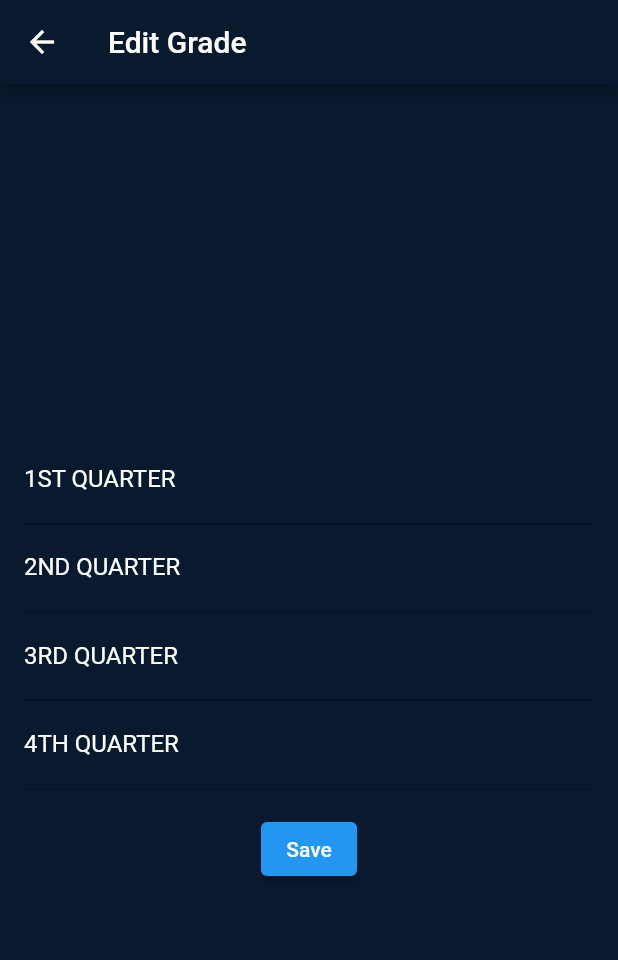
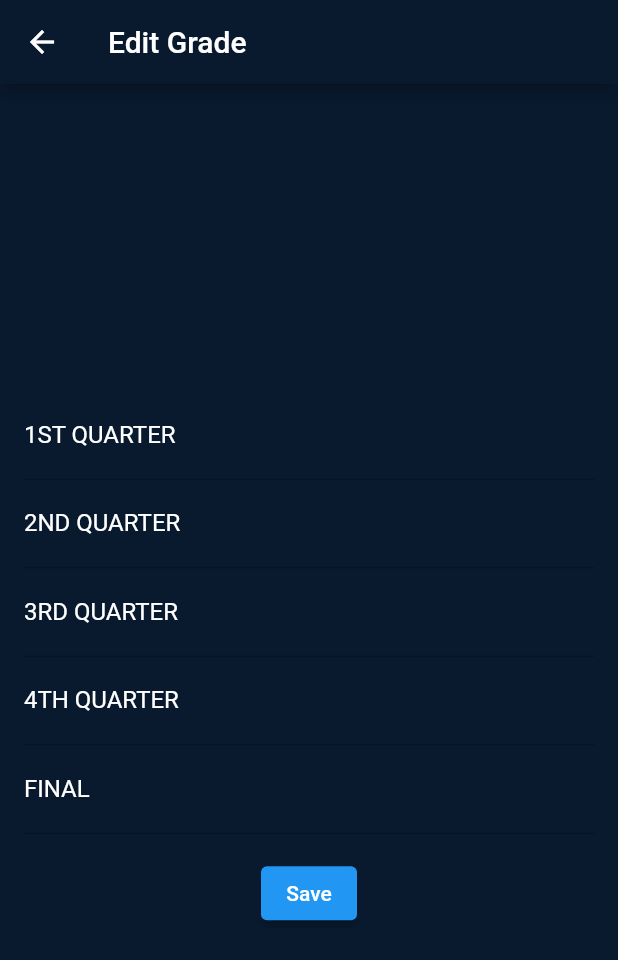
Before and after one commit to christiannjhay-stu/sia2-teacher, a Flutter app: the EditTeacherPage screen opened directly with empty values, after a tap on "Save", on a phone screen of 412 x 824 dp. Shown: the top 960 px of the screen. Run offline on Flutter 3.47's test engine with Material 2 defaults, Android fonts, the phone set to English and light mode, and no system bars; our stand-ins replace cloud_firestore, firebase_auth, firebase_core, flutter_svg, fluttertoast; missing offline and left inert: dart:html; accounts and stored records are empty.

Commit message:
added final grade

```diff
--- a/lib/ViewEditGrades.dart
+++ b/lib/ViewEditGrades.dart
@@ -1,4 +1,6 @@
 
+
+import 'dart:ui';
 
 import 'package:cloud_firestore/cloud_firestore.dart';
 import 'package:flutter/material.dart';
@@ -344,6 +346,7 @@ class _EditTeacherPageState extends State<EditTeacherPage> {
   late bool _lockValue2 = false; // default value
  late bool _lockValue3 = false; // default value
   late bool _lockValue4 =false; // default value
+   late bool _lockValue5 =false; // default value
 
     String year = '';
 
@@ -380,17 +383,77 @@ class _EditTeacherPageState extends State<EditTeacherPage> {
             });
           });
 
+             FirebaseFirestore.instance.collection('lock').doc('N3P3FO3eYiLe54mJ7MKf').get().then((docSnapshot) {
+            setState(() {
+              _lockValue5 = docSnapshot.get('data5'); // assuming 'data1' is the field name
+            });
+          });
+
+
+        _getData();
+       getFinalGrade(finalGradeController, Grade1Controller, Grade2Controller, Grade3Controller, Grade4Controller);
+      }
+
+
+            void getFinalGrade(TextEditingController finalGradeController, TextEditingController Grade1Controller, TextEditingController Grade2Controller,
+            TextEditingController Grade3Controller, TextEditingController Grade4Controller) async {
+                  try {
+                    // Filter the subjects by year and name
+                    QuerySnapshot subjectSnapshot = await FirebaseFirestore.instance
+                        .collection('students')
+                        .doc(widget.documentID)
+                        .collection('Subjects')
+                        .where('Year', isEqualTo: year)
+                        .where('name', isEqualTo: widget.SubjectName)
+                        .get();
+
+                    if (subjectSnapshot.docs.isEmpty) {
+                      print('Subject not found!');
+                       print(widget.documentID);
+                       print(year);
+                       print(widget.SubjectName);
+
+                      return;
+                    }
+
+                    // Get the reference to the grades collection for the first matching subject
+                    DocumentReference subjectDocRef = subjectSnapshot.docs.first.reference;
+                    CollectionReference gradesColRef = subjectDocRef.collection('Grades');
+
+                    // Filter the grades by year
+                    QuerySnapshot gradesSnapshot =
+                        await gradesColRef.where('Year', isEqualTo: year).get();
+
+                    if (gradesSnapshot.docs.isEmpty) {
+                      print('No grades found for the given year!');
+                      return;
+                    }
+
+                    // Get the first grade document
+                    DocumentSnapshot gradeDocSnapshot = gradesSnapshot.docs.first;
+
+                    // Get the final grade and set it to the text editing controller
+                    String finalGrade = gradeDocSnapshot.get('Final');
+                    String Grade1 = gradeDocSnapshot.get('Grade1');
+                    String Grade2 = gradeDocSnapshot.get('Grade2');
+                    String Grade3 = gradeDocSnapshot.get('Grade3');
+                    String Grade4 = gradeDocSnapshot.get('Grade4');
+
+                    finalGradeController.text = finalGrade;
+                    Grade1Controller.text = Grade1;
+                    Grade2Controller.text = Grade2;
+                    Grade3Controller.text = Grade3;
+                    Grade4Controller.text = Grade4;
+
+
+                  } catch (e) {
+                    print('Error getting final grade: $e');
+                  }
+                }
 
 
 
 
-
-
-
-
-
-        _getData();
-      }
 
       Future<void> _getData() async {
         try {
@@ -414,24 +477,20 @@ class _EditTeacherPageState extends State<EditTeacherPage> {
 
 
 
-
-
-
-
-  final FirebaseFirestore _firestore = FirebaseFirestore.instance;
-  final TextEditingController FirstQuarterController =  TextEditingController();
-   final TextEditingController SecondQuarterController =  TextEditingController();
-    final TextEditingController ThirdQuarterController =  TextEditingController();
-   final TextEditingController FourthQuarterController =  TextEditingController();
-
+  TextEditingController finalGradeController = TextEditingController();
+  TextEditingController Grade1Controller = TextEditingController();
+  TextEditingController Grade2Controller = TextEditingController();
+  TextEditingController Grade3Controller = TextEditingController();
+  TextEditingController Grade4Controller = TextEditingController();
 
 
   @override
   void dispose() {
-    FirstQuarterController.dispose();
-    SecondQuarterController.dispose();
-    ThirdQuarterController.dispose();
-    FourthQuarterController.dispose();
+    finalGradeController.dispose();
+    Grade1Controller.dispose();
+    Grade2Controller.dispose();
+    Grade3Controller.dispose();
+    Grade4Controller.dispose();
     super.dispose();
   }
 
@@ -450,7 +509,7 @@ class _EditTeacherPageState extends State<EditTeacherPage> {
             children: [
               TextField(
                 enabled: _lockValue1 == true, // enable/disable based on lock value
-                controller: FirstQuarterController,
+                controller: Grade1Controller,
                 decoration: InputDecoration(
                   labelStyle: TextStyle(
                     color: Colors.white
@@ -462,7 +521,7 @@ class _EditTeacherPageState extends State<EditTeacherPage> {
               ),
               TextField(
                  enabled: _lockValue2 == true, // enable/disable based on lock value
-                controller: SecondQuarterController,
+                controller: Grade2Controller,
                 decoration: InputDecoration(
                   labelStyle: TextStyle(
                     color: Colors.white
@@ -474,7 +533,7 @@ class _EditTeacherPageState extends State<EditTeacherPage> {
               ),
               TextField(
                  enabled: _lockValue3 == true, // enable/disable based on lock value
-                controller: ThirdQuarterController,
+                controller: Grade3Controller,
                 decoration: InputDecoration(
                   labelStyle: TextStyle(
                     color: Colors.white
@@ -486,7 +545,7 @@ class _EditTeacherPageState extends State<EditTeacherPage> {
               ),
               TextField(
                  enabled: _lockValue4 == true, // enable/disable based on lock value
-                controller: FourthQuarterController,
+                controller: Grade4Controller,
                 decoration: InputDecoration(
                   labelStyle: TextStyle(
                     color: Colors.white
@@ -496,14 +555,26 @@ class _EditTeacherPageState extends State<EditTeacherPage> {
                 ),
                 style: TextStyle(color: Colors.white),
               ),
+              TextField(
+                 enabled: _lockValue5 == true, // enable/disable based on lock value
+                controller: finalGradeController,
+                decoration: InputDecoration(
+                  labelStyle: TextStyle(
+                    color: Colors.white
+                  ),
+                  labelText: 'FINAL',
+
+                ),
+                style: TextStyle(color: Colors.white),
+              ),
               SizedBox(height: 16.0),
               ElevatedButton(
                 onPressed: () async {
-                  final String FirstQuarter = FirstQuarterController.text;
-                  final String SecondQuarter = SecondQuarterController.text;
-                   final String ThirdQuarter = ThirdQuarterController.text;
-                  final String FourthQuarter = FourthQuarterController.text;
-
+                  final String FirstQuarter = Grade1Controller.text;
+                  final String SecondQuarter = Grade2Controller.text;
+                   final String ThirdQuarter = Grade3Controller.text;
+                  final String FourthQuarter = Grade4Controller.text;
+                  final String Final = finalGradeController.text;
 
 
 
@@ -543,8 +614,8 @@ class _EditTeacherPageState extends State<EditTeacherPage> {
                             'Grade1': FirstQuarter,
                             'Grade2': SecondQuarter,
                             'Grade3': ThirdQuarter,
-                            'Grade4': FourthQuarter
-
+                            'Grade4': FourthQuarter,
+                            'Final': Final
 
 
                             });
@@ -553,10 +624,6 @@ class _EditTeacherPageState extends State<EditTeacherPage> {
                         } catch (e) {
                           print('Error updating grade: $e');
                         }
-
-
-
-
 
 
 
```
